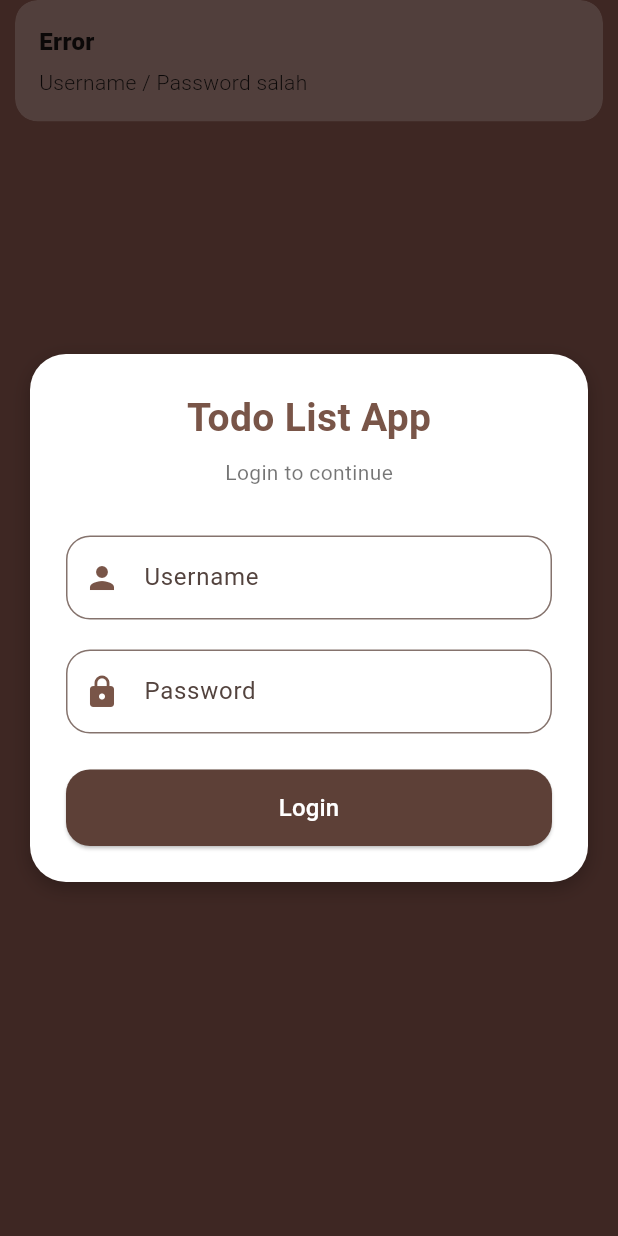
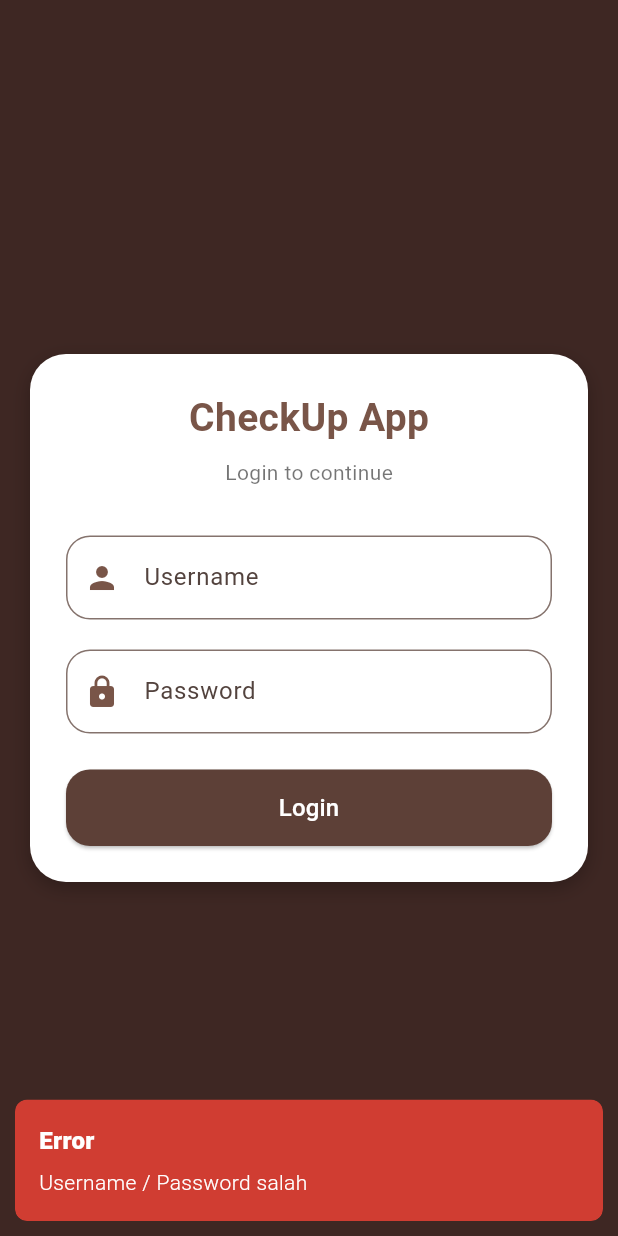
Before and after one commit to fawwazz-z/todo_list_app, a Flutter app: the screen it shows after launch, after a tap on "Login", on a phone screen of 412 x 824 dp. Run offline on Flutter 3.47's test engine with Material 3 defaults, Android fonts, the phone set to English and light mode, and no system bars; our stand-ins replace get.

Commit message:
[WAZ] style pages

```diff
--- a/lib/controllers/login_controller.dart
+++ b/lib/controllers/login_controller.dart
@@ -11,12 +11,30 @@ class LoginController extends GetxController {
     void login() {
           if (usernameController.text == "admin" && passwordController.text == "11") {
         isLoggedIn.value = true;
-      Get.snackbar("Success", "Login berhasil");
+        Get.snackbar(
+          "Success",
+          "Login berhasil",
+          backgroundColor: Colors.green.withOpacity(0.8),
+          colorText: Colors.white,
+          snackPosition: SnackPosition.BOTTOM,
+          borderRadius: 8,
+          margin: const EdgeInsets.all(10),
+          duration: const Duration(seconds: 2),
+        );
 
         // Redirect ke Dashboard
         Get.offAllNamed(AppRoute.dashboardPage);
       } else {
-      Get.snackbar("Error", "Username / Password salah");
+        Get.snackbar(
+          "Error",
+          "Username / Password salah",
+          backgroundColor: Colors.red.withOpacity(0.8),
+          colorText: Colors.white,
+          snackPosition: SnackPosition.BOTTOM,
+          borderRadius: 8,
+          margin: const EdgeInsets.all(10),
+          duration: const Duration(seconds: 2),
+        );
       }
   }
 
--- a/lib/pages/login_page.dart
+++ b/lib/pages/login_page.dart
@@ -31,7 +31,7 @@ class LoginPage extends GetView<LoginController> {
               mainAxisSize: MainAxisSize.min,
               children: [
                 const Text(
-                  "Todo List App",
+                  "CheckUp App",
                   style: TextStyle(
                     fontSize: 26,
                     fontWeight: FontWeight.bold,
--- a/lib/pages/profile_page.dart
+++ b/lib/pages/profile_page.dart
@@ -78,7 +78,7 @@ class ProfilePage extends StatelessWidget {
 
             // Profile kedua
             buildProfileCard(
-              imagePath: 'images/pawas.jpg',
+              imagePath: 'images/murty.png',
               name: 'pawas labib',
               email: 'pawaslabibs@example.com',
             ),
```
Also changed, not shown: lib/pages/history_page.dart (+11 -3 lines), lib/pages/todo_list_page.dart (+17 -1 lines). Lines whose indentation alone changed are shown as unchanged.
